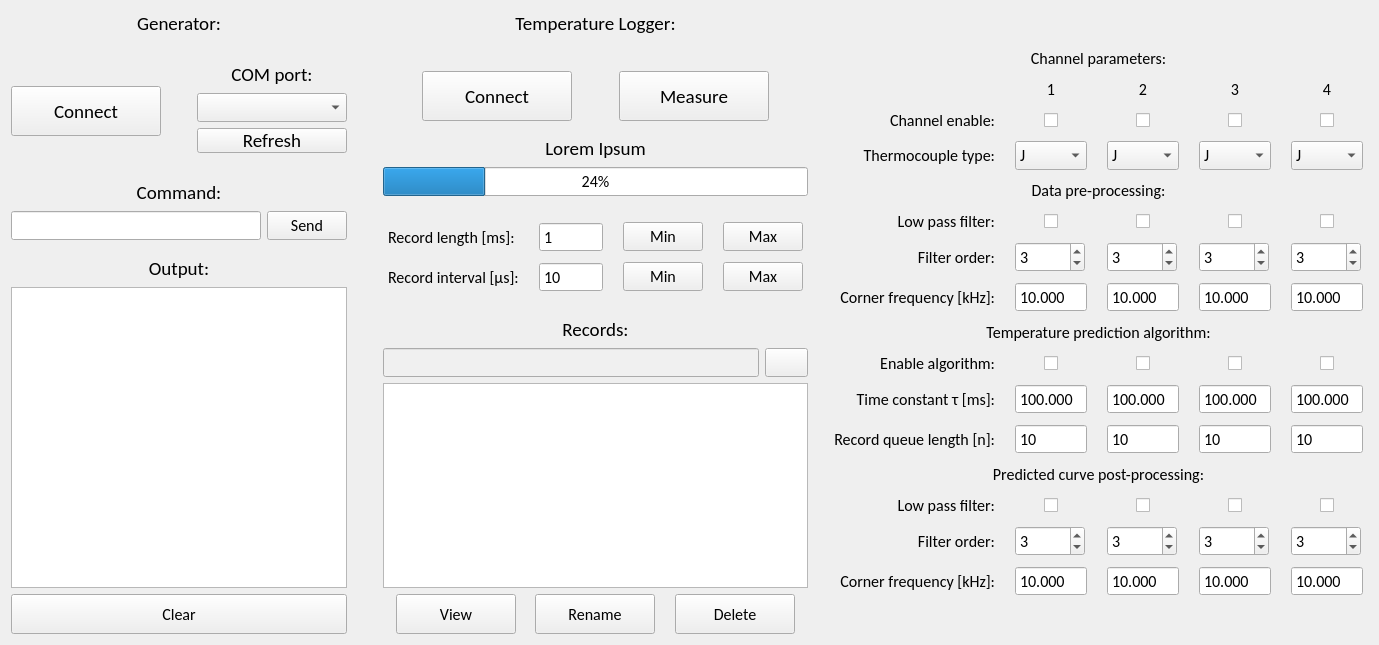
The window that Code/PC/UI/V286-tclogger_control_main.ui (IliyanAntov/HighSpeedThermocoupleLogger) describes before a commit, drawn with Qt 5.
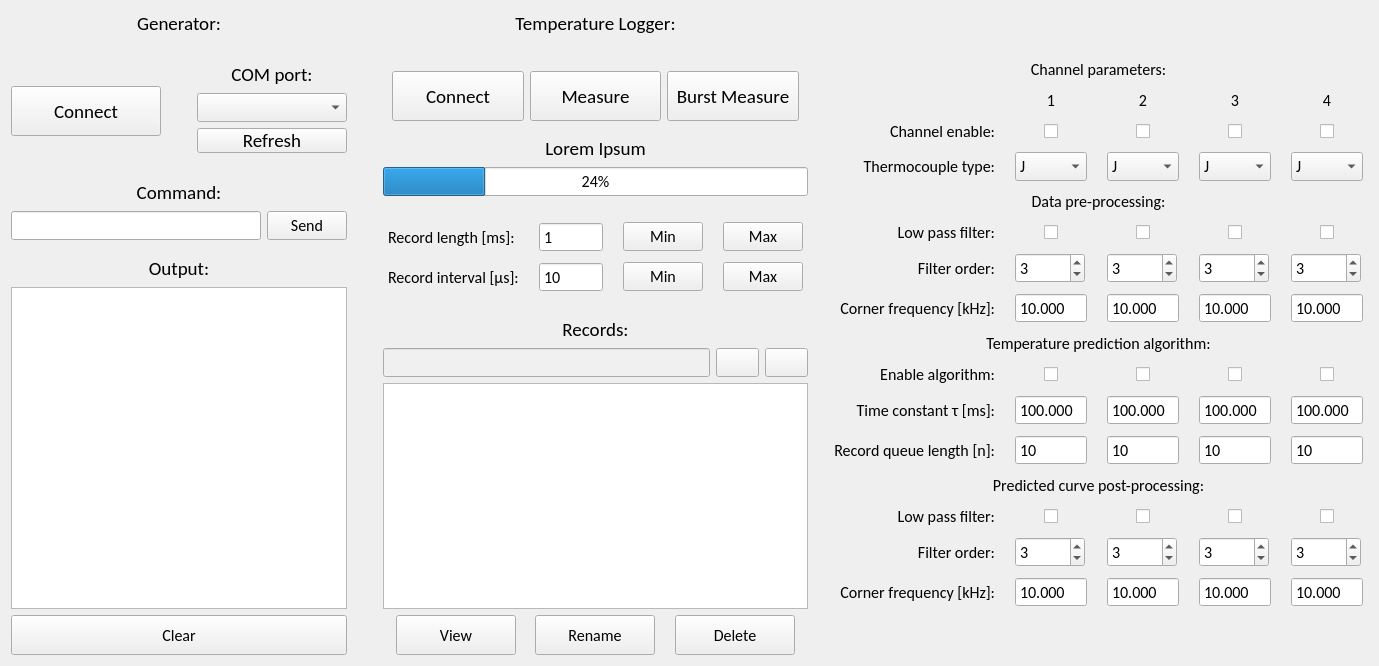
The same window after the commit.

Commit message: Added burst measurement mode and folder creation/deletion functionality

The edit to the form file:
```diff
--- a/Code/PC/UI/V286-tclogger_control_main.ui
+++ b/Code/PC/UI/V286-tclogger_control_main.ui
@@ -7,7 +7,7 @@
     <x>0</x>
     <y>0</y>
     <width>1379</width>
-    <height>645</height>
+    <height>666</height>
    </rect>
   </property>
   <property name="font">
@@ -402,20 +402,7 @@
      </item>
      <item>
       <widget class="QFrame" name="ConnectMeasureButtonsFrame">
-       <layout class="QHBoxLayout" name="ConnectMeasureLayout">
-        <item>
-         <spacer name="horizontalSpacer_2">
-          <property name="orientation">
-           <enum>Qt::Horizontal</enum>
-          </property>
-          <property name="sizeHint" stdset="0">
-           <size>
-            <width>40</width>
-            <height>20</height>
-           </size>
-          </property>
-         </spacer>
-        </item>
+       <layout class="QHBoxLayout" name="TempConnectMeasureLayout">
         <item>
          <widget class="QPushButton" name="ConnectionButton">
           <property name="sizePolicy">
@@ -426,7 +413,7 @@
           </property>
           <property name="minimumSize">
            <size>
-            <width>150</width>
+            <width>100</width>
             <height>50</height>
            </size>
           </property>
@@ -444,22 +431,6 @@
           </property>
          </widget>
         </item>
-        <item>
-         <spacer name="horizontalSpacer">
-          <property name="orientation">
-           <enum>Qt::Horizontal</enum>
-          </property>
-          <property name="sizeType">
-           <enum>QSizePolicy::Expanding</enum>
-          </property>
-          <property name="sizeHint" stdset="0">
-           <size>
-            <width>50</width>
-            <height>20</height>
-           </size>
-          </property>
-         </spacer>
-        </item>
         <item>
          <widget class="QPushButton" name="MeasureButton">
           <property name="sizePolicy">
@@ -470,7 +441,7 @@
           </property>
           <property name="minimumSize">
            <size>
-            <width>150</width>
+            <width>100</width>
             <height>50</height>
            </size>
           </property>
@@ -489,17 +460,32 @@
          </widget>
         </item>
         <item>
-         <spacer name="horizontalSpacer_3">
-          <property name="orientation">
-           <enum>Qt::Horizontal</enum>
+         <widget class="QPushButton" name="BurstMeasureButton">
+          <property name="sizePolicy">
+           <sizepolicy hsizetype="Minimum" vsizetype="Fixed">
+            <horstretch>0</horstretch>
+            <verstretch>0</verstretch>
+           </sizepolicy>
           </property>
-          <property name="sizeHint" stdset="0">
+          <property name="minimumSize">
            <size>
-            <width>40</width>
-            <height>20</height>
+            <width>100</width>
+            <height>50</height>
            </size>
           </property>
-         </spacer>
+          <property name="font">
+           <font>
+            <family>Calibri</family>
+            <pointsize>14</pointsize>
+            <weight>50</weight>
+            <italic>false</italic>
+            <bold>false</bold>
+           </font>
+          </property>
+          <property name="text">
+           <string>Burst Measure</string>
+          </property>
+         </widget>
         </item>
        </layout>
       </widget>
@@ -680,6 +666,18 @@
          <property name="enabled">
           <bool>true</bool>
          </property>
+         <property name="sizePolicy">
+          <sizepolicy hsizetype="Expanding" vsizetype="Fixed">
+           <horstretch>0</horstretch>
+           <verstretch>0</verstretch>
+          </sizepolicy>
+         </property>
+         <property name="minimumSize">
+          <size>
+           <width>0</width>
+           <height>25</height>
+          </size>
+         </property>
          <property name="styleSheet">
           <string notr="true">background-color: rgb(240, 240, 240);</string>
          </property>
@@ -688,6 +686,19 @@
          </property>
         </widget>
        </item>
+       <item>
+        <widget class="QPushButton" name="NewDirectoryButton">
+         <property name="minimumSize">
+          <size>
+           <width>30</width>
+           <height>25</height>
+          </size>
+         </property>
+         <property name="text">
+          <string/>
+         </property>
+        </widget>
+       </item>
        <item>
         <widget class="QPushButton" name="DirectoryUpButton">
          <property name="text">
@@ -1625,32 +1636,6 @@
        </item>
       </widget>
      </item>
-     <item row="0" column="1">
-      <spacer name="verticalSpacer_3">
-       <property name="orientation">
-        <enum>Qt::Vertical</enum>
-       </property>
-       <property name="sizeHint" stdset="0">
-        <size>
-         <width>20</width>
-         <height>40</height>
-        </size>
-       </property>
-      </spacer>
-     </item>
-     <item row="17" column="3">
-      <spacer name="verticalSpacer_4">
-       <property name="orientation">
-        <enum>Qt::Vertical</enum>
-       </property>
-       <property name="sizeHint" stdset="0">
-        <size>
-         <width>20</width>
-         <height>40</height>
-        </size>
-       </property>
-      </spacer>
-     </item>
      <item row="7" column="1">
       <widget class="QLabel" name="label_14">
        <property name="font">
@@ -2164,6 +2149,32 @@
        </property>
       </widget>
      </item>
+     <item row="0" column="1" colspan="5">
+      <spacer name="verticalSpacer_3">
+       <property name="orientation">
+        <enum>Qt::Vertical</enum>
+       </property>
+       <property name="sizeHint" stdset="0">
+        <size>
+         <width>20</width>
+         <height>40</height>
+        </size>
+       </property>
+      </spacer>
+     </item>
+     <item row="17" column="1" colspan="5">
+      <spacer name="verticalSpacer_4">
+       <property name="orientation">
+        <enum>Qt::Vertical</enum>
+       </property>
+       <property name="sizeHint" stdset="0">
+        <size>
+         <width>20</width>
+         <height>40</height>
+        </size>
+       </property>
+      </spacer>
+     </item>
     </layout>
    </item>
   </layout>
```
Left out of the diff: 15 changed lines with no effect on the pictures. The commit also changes 6 other files.
